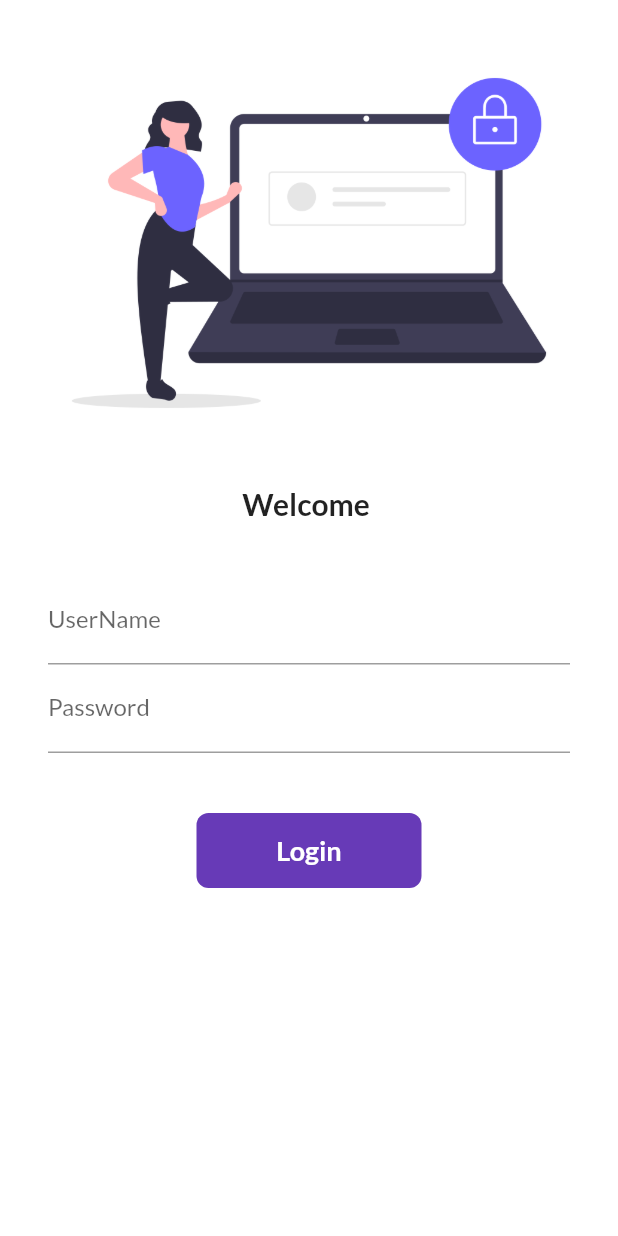
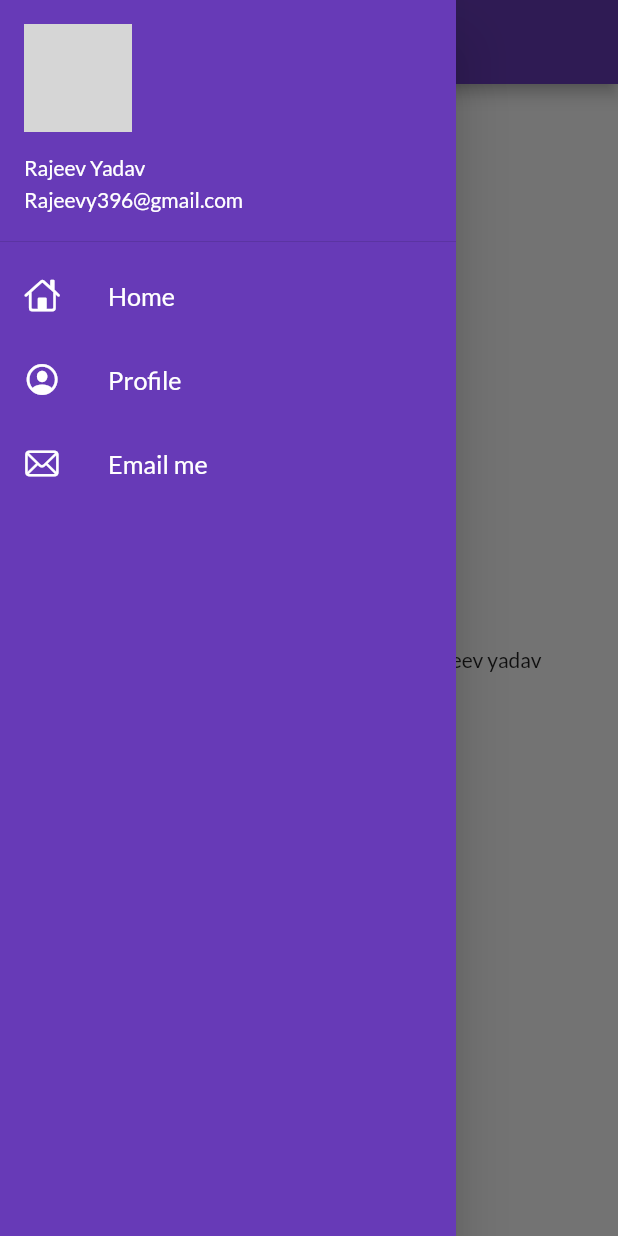
Before and after one commit to rajeevy397/30DaysOfFlutter, a Flutter app: the screen it shows after launch, with the side drawer open (before the commit the screen has no drawer), on a phone screen of 412 x 824 dp. Run offline on Flutter 3.47's test engine with Material 2 defaults, Android fonts, the phone set to English and light mode, and no system bars; our stand-ins replace google_fonts; network calls fail; grey boxes are pictures that could not be loaded.

Commit message:
day 9 completed

```diff
--- a/lib/main.dart
+++ b/lib/main.dart
@@ -20,7 +20,7 @@ class MyApp extends StatelessWidget {
       ),
       debugShowCheckedModeBanner: false,
       darkTheme: ThemeData(brightness: Brightness.dark),
-       initialRoute: "/",
+       initialRoute: MyRoutes.homeRoute,
       routes: {
         "/": (context) => LoginPage(),
         MyRoutes.homeRoute: (context) => HomePage(),
--- a/lib/pages/home_page.dart
+++ b/lib/pages/home_page.dart
@@ -1,4 +1,5 @@
 import 'package:flutter/material.dart';
+import 'package:flutter_catalog/widgets/drawer.dart';
 
 class HomePage extends StatelessWidget {
   final int days = 30;
@@ -16,7 +17,7 @@ class HomePage extends StatelessWidget {
         ),
       ),
 
-      drawer: Drawer(),
+      drawer: MyDrawer(),
     );
   }
 }
--- /dev/null
+++ b/lib/widgets/drawer.dart
@@ -0,0 +1,65 @@
+import 'package:flutter/cupertino.dart';
+import 'package:flutter/material.dart';
+
+class MyDrawer extends StatelessWidget {
+  @override
+  Widget build(BuildContext context) {
+    final imageUrl = "https://avatars.githubusercontent.com/u/94947701?v=4";
+
+    return Drawer(
+      child: Container(
+        color: Colors.deepPurple,
+        child: ListView(
+          children: [
+            DrawerHeader(
+              padding: EdgeInsets.zero,
+              child: UserAccountsDrawerHeader(
+                margin: EdgeInsets.zero,
+                accountName: Text("Rajeev Yadav"),
+                accountEmail: Text("Rajeevy396@gmail.com"),
+                currentAccountPicture: CircleAvatar(
+                  backgroundImage: NetworkImage(imageUrl),
+                ),
+              ),
+            ),
+            ListTile(
+              leading: Icon(
+                CupertinoIcons.home,
+                color: Colors.white,
+              ),
+              title: Text(
+                "Home",
+                textScaleFactor: 1.2,
+                style: TextStyle(color: Colors.white),
+              ),
+            ),
+
+            ListTile(
+              leading: Icon(
+                CupertinoIcons.profile_circled,
+                color: Colors.white,
+              ),
+              title: Text(
+                "Profile",
+                textScaleFactor: 1.2,
+                style: TextStyle(color: Colors.white),
+              ),
+            ),
+
+            ListTile(
+              leading: Icon(
+                CupertinoIcons.mail,
+                color: Colors.white,
+              ),
+              title: Text(
+                "Email me",
+                textScaleFactor: 1.2,
+                style: TextStyle(color: Colors.white),
+              ),
+            ),
+          ],
+        ),
+      ),
+    );
+  }
+}
```
